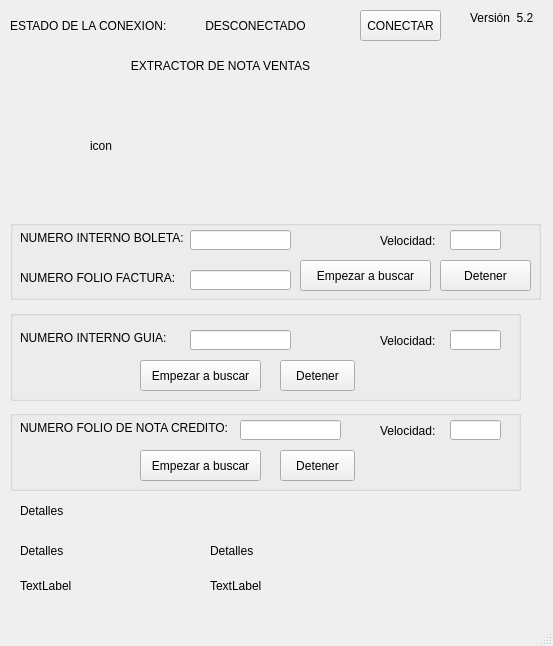
Above: agente.ui from Huber-Ticona/SAGOT_agente_extractor before the change. Below: the same form after it.
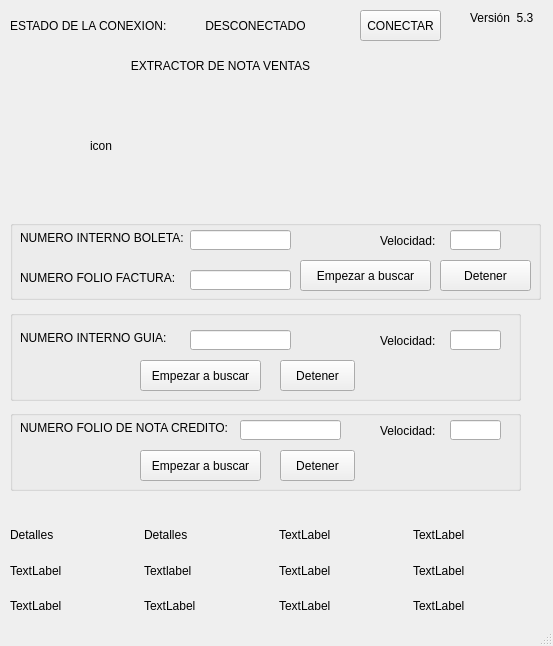
That is the form after the change.

What changed in the file:
```diff
--- a/agente.ui
+++ b/agente.ui
@@ -62,45 +62,6 @@
      <string>CONECTAR</string>
     </property>
    </widget>
-   <widget class="QLabel" name="lb_detalle">
-    <property name="geometry">
-     <rect>
-      <x>20</x>
-      <y>495</y>
-      <width>461</width>
-      <height>31</height>
-     </rect>
-    </property>
-    <property name="text">
-     <string>Detalles</string>
-    </property>
-   </widget>
-   <widget class="QLabel" name="lb_factura">
-    <property name="geometry">
-     <rect>
-      <x>20</x>
-      <y>535</y>
-      <width>191</width>
-      <height>31</height>
-     </rect>
-    </property>
-    <property name="text">
-     <string>Detalles</string>
-    </property>
-   </widget>
-   <widget class="QLabel" name="lb_boleta">
-    <property name="geometry">
-     <rect>
-      <x>210</x>
-      <y>535</y>
-      <width>191</width>
-      <height>31</height>
-     </rect>
-    </property>
-    <property name="text">
-     <string>Detalles</string>
-    </property>
-   </widget>
    <widget class="QLabel" name="label_4">
     <property name="geometry">
      <rect>
@@ -133,32 +94,6 @@
      <bool>true</bool>
     </property>
    </widget>
-   <widget class="QLabel" name="lb_guia">
-    <property name="geometry">
-     <rect>
-      <x>210</x>
-      <y>570</y>
-      <width>281</width>
-      <height>31</height>
-     </rect>
-    </property>
-    <property name="text">
-     <string>TextLabel</string>
-    </property>
-   </widget>
-   <widget class="QLabel" name="lb_detalle2">
-    <property name="geometry">
-     <rect>
-      <x>20</x>
-      <y>570</y>
-      <width>161</width>
-      <height>31</height>
-     </rect>
-    </property>
-    <property name="text">
-     <string>TextLabel</string>
-    </property>
-   </widget>
    <widget class="QGroupBox" name="groupBox_3">
     <property name="geometry">
      <rect>
@@ -447,9 +382,105 @@
      </rect>
     </property>
     <property name="text">
-     <string>Versión  5.2</string>
+     <string>Versión  5.3</string>
     </property>
    </widget>
+   <widget class="QWidget" name="gridLayoutWidget">
+    <property name="geometry">
+     <rect>
+      <x>10</x>
+      <y>520</y>
+      <width>531</width>
+      <height>101</height>
+     </rect>
+    </property>
+    <layout class="QGridLayout" name="gridLayout">
+     <item row="0" column="2">
+      <widget class="QLabel" name="lb_det_guia">
+       <property name="text">
+        <string>TextLabel</string>
+       </property>
+      </widget>
+     </item>
+     <item row="0" column="0">
+      <widget class="QLabel" name="lb_det_bol">
+       <property name="text">
+        <string>Detalles</string>
+       </property>
+      </widget>
+     </item>
+     <item row="0" column="1">
+      <widget class="QLabel" name="lb_det_fact">
+       <property name="text">
+        <string>Detalles</string>
+       </property>
+      </widget>
+     </item>
+     <item row="1" column="1">
+      <widget class="QLabel" name="lb_enc_fact">
+       <property name="text">
+        <string>Textlabel</string>
+       </property>
+      </widget>
+     </item>
+     <item row="2" column="0">
+      <widget class="QLabel" name="lb_alm_bol">
+       <property name="text">
+        <string>TextLabel</string>
+       </property>
+      </widget>
+     </item>
+     <item row="1" column="0">
+      <widget class="QLabel" name="lb_enc_bol">
+       <property name="text">
+        <string>TextLabel</string>
+       </property>
+      </widget>
+     </item>
+     <item row="0" column="3">
+      <widget class="QLabel" name="lb_det_cre">
+       <property name="text">
+        <string>TextLabel</string>
+       </property>
+      </widget>
+     </item>
+     <item row="1" column="2">
+      <widget class="QLabel" name="lb_enc_guia">
+       <property name="text">
+        <string>TextLabel</string>
+       </property>
+      </widget>
+     </item>
+     <item row="1" column="3">
+      <widget class="QLabel" name="lb_enc_cre">
+       <property name="text">
+        <string>TextLabel</string>
+       </property>
+      </widget>
+     </item>
+     <item row="2" column="1">
+      <widget class="QLabel" name="lb_alm_fact">
+       <property name="text">
+        <string>TextLabel</string>
+       </property>
+      </widget>
+     </item>
+     <item row="2" column="2">
+      <widget class="QLabel" name="lb_alm_guia">
+       <property name="text">
+        <string>TextLabel</string>
+       </property>
+      </widget>
+     </item>
+     <item row="2" column="3">
+      <widget class="QLabel" name="lb_alm_cre">
+       <property name="text">
+        <string>TextLabel</string>
+       </property>
+      </widget>
+     </item>
+    </layout>
+   </widget>
   </widget>
   <widget class="QStatusBar" name="statusbar"/>
  </widget>
```
